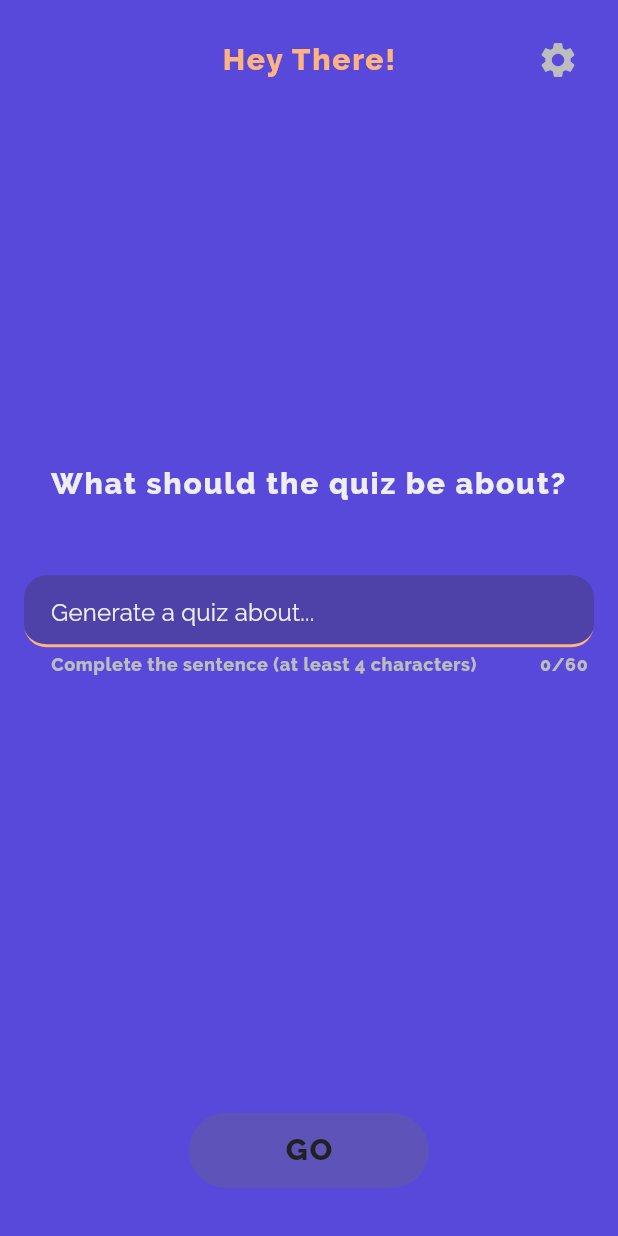
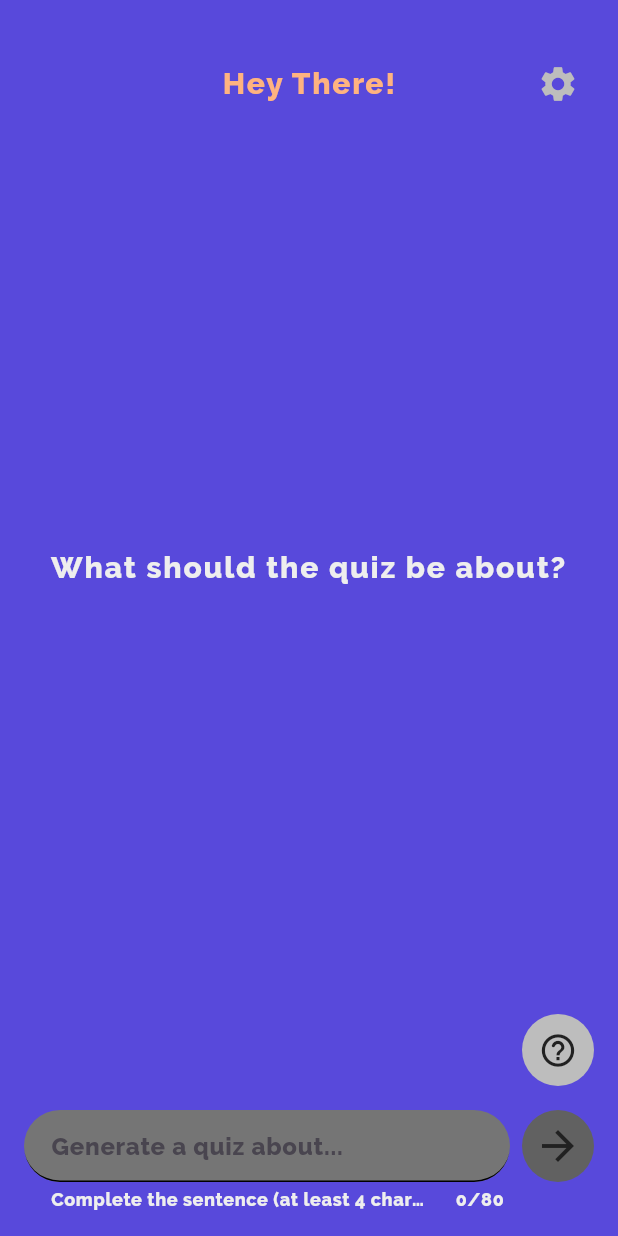
Before and after one commit to filippefrulli/millennio, a Flutter app: the MainMenuPage screen opened by its route, on a phone screen of 412 x 824 dp. Run offline on Flutter 3.47's test engine with Material 3 defaults, Android fonts, the phone set to English and light mode, and no system bars; drawn by our look-alikes of delayed_display, oktoast; our stand-ins replace easy_localization, fluttertoast, loading_animation_widget, share_plus, shared_preferences; missing offline and left inert: chat_gpt_sdk; accounts and stored records are empty.

Commit message:
UI improvements

```diff
--- a/assets/translations/en-US.json
+++ b/assets/translations/en-US.json
@@ -12,7 +12,7 @@
     "generating": "Generating quiz items",
 
     "prompt_1": "Your task is to generate 10 quiz items, where a quiz item is composed by a question and a year as an answer, in the format \"question y:year,, question y:year etc\" in one line and not as a numbered list Here is an exmple: Fall of the Roman Empire of the West y:476,, The eruption of Mount Vesuvius buried the cities of Pompeii and Herculaneum in volcanic ash and rock. y:79. The question should always refer to the year in which that thing happened. Generate the quiz about ",
-    "prompt_2": ". Do not number the response items!!. Do not formulate the questions like \"When did X happen\" but rather \"X happened\"",
+    "prompt_2": ". Do not number the response items!!",
 
     "need_inspiration": "Need inspiration? \nHere are some example queries",
     "example_1": "• the Roman Empire",
--- a/lib/pages/main_menu_page.dart
+++ b/lib/pages/main_menu_page.dart
@@ -4,7 +4,6 @@ import 'package:chat_gpt_sdk/chat_gpt_sdk.dart';
 import 'package:delayed_display/delayed_display.dart';
 import 'package:easy_localization/easy_localization.dart';
 import 'package:flutter/material.dart';
-import 'package:loading_animation_widget/loading_animation_widget.dart';
 import 'package:millennio/pages/quiz_page.dart';
 import 'package:millennio/widgets/toast_widget.dart';
 import 'package:oktoast/oktoast.dart';
@@ -29,17 +28,14 @@ class _MainMenuPageState extends State<MainMenuPage> {
   bool isLongEnough = false;
   bool isValidQuery = false;
   bool enableLoading = false;
-  bool hideExample = false;
 
   bool noInternet = false;
-  int typeIsMovie = 0; //0 = movie 1 = show
 
   @override
   void initState() {
     super.initState();
     _controller.addListener(checkLength);
     _controller.text = '';
-    hideExample = false;
   }
 
   @override
@@ -63,36 +59,42 @@ class _MainMenuPageState extends State<MainMenuPage> {
         padding: const EdgeInsets.symmetric(horizontal: 16),
         child: Column(
           children: [
-            const SizedBox(height: 16),
+            const SizedBox(height: 32),
             topBar(),
             Expanded(
-              flex: 2,
               child: Container(),
             ),
             description(),
-            Align(
+            Expanded(
+              child: Container(),
+            ),
+            examplesWidget(),
+            const SizedBox(height: 16),
+            promptInput(),
+            const SizedBox(height: 16),
+          ],
+        ),
+      ),
+    );
+  }
+
+  Widget examplesWidget() {
+    return Align(
       alignment: Alignment.centerRight,
+      child: Container(
+        decoration: BoxDecoration(
+          color: Colors.grey[400],
+          borderRadius: BorderRadius.circular(25),
+        ),
         child: IconButton(
           icon: Icon(
             Icons.help_outline_rounded,
-                  color: Theme.of(context).primaryColor,
+            color: Colors.grey[900],
             size: 26,
           ),
           onPressed: () {
             showExamples();
           },
-              ),
-            ),
-            const SizedBox(height: 2),
-            promptInput(),
-            const SizedBox(height: 16),
-            Expanded(
-              flex: 2,
-              child: Container(),
-            ),
-            goButton(),
-            const SizedBox(height: 32),
-          ],
         ),
       ),
     );
@@ -149,90 +151,70 @@ class _MainMenuPageState extends State<MainMenuPage> {
   }
 
   Widget promptInput() {
-    return SizedBox(
-      height: 80,
+    return Row(
+      crossAxisAlignment: CrossAxisAlignment.start,
+      mainAxisSize: MainAxisSize.min,
+      children: [
+        SizedBox(
+          width: MediaQuery.of(context).size.width - 88,
           child: TextField(
             autofocus: false,
-        maxLength: 60,
             showCursor: true,
-        maxLines: 1,
+            maxLength: 80,
+            maxLines: 3,
             minLines: 1,
             controller: _controller,
-        cursorColor: Theme.of(context).focusColor,
-        style: Theme.of(context).textTheme.titleMedium,
-        decoration: InputDecoration(
-          filled: true,
-          fillColor: Theme.of(context).primaryColorDark,
-          helperText: "complete_sentence".tr(),
-          hintText: "generate_a_quiz".tr(),
-          prefixStyle: Theme.of(context).textTheme.displaySmall!.copyWith(fontSize: 12),
-          suffixText: "",
-          helperStyle: TextStyle(
-            color: Colors.grey[400],
-            fontSize: 12,
-          ),
-          hintStyle: TextStyle(
+            cursorColor: Colors.orange,
+            style: TextStyle(
               color: Colors.grey[200],
               fontSize: 16,
             ),
+            decoration: InputDecoration(
+              filled: true,
+              fillColor: Colors.grey[600],
+              helperText: "complete_sentence".tr(),
+              hintText: "generate_a_quiz".tr(),
+              helperStyle: TextStyle(
+                color: Colors.grey[200],
+                fontSize: 12,
+              ),
               contentPadding: const EdgeInsets.only(left: 14.0, bottom: 10.0, top: 10.0),
               focusedBorder: OutlineInputBorder(
-            borderSide: BorderSide(color: Theme.of(context).focusColor, width: 2.0),
-            borderRadius: BorderRadius.circular(15),
+                borderRadius: BorderRadius.circular(25),
               ),
               enabledBorder: UnderlineInputBorder(
-            borderSide: BorderSide(color: Theme.of(context).focusColor, width: 2.0),
-            borderRadius: BorderRadius.circular(15),
+                borderRadius: BorderRadius.circular(25),
               ),
             ),
           ),
+        ),
+        const SizedBox(
+          width: 8,
+        ),
+        goButton(),
+      ],
     );
   }
 
   Widget goButton() {
-    return Padding(
-      padding: const EdgeInsets.only(top: 16),
-      child: Row(
-        children: [
-          Expanded(
-            child: Container(),
+    return Container(
+      height: 48,
+      width: 48,
+      decoration: BoxDecoration(
+        color: isLongEnough ? Colors.orange : Colors.grey[700],
+        borderRadius: BorderRadius.circular(50),
       ),
-          TextButton(
-            style: TextButton.styleFrom(
-              padding: const EdgeInsets.all(0),
-            ),
+      child: Center(
+        child: IconButton(
           onPressed: () async {
             goButtonPressed();
           },
-            child: Container(
-              height: 50,
-              width: 160,
-              decoration: BoxDecoration(
-                borderRadius: const BorderRadius.all(
-                  Radius.circular(25),
-                ),
-                color: isLongEnough ? Theme.of(context).focusColor : const Color.fromRGBO(107, 107, 107, 0.3),
-              ),
-              child: Center(
-                child: enableLoading
-                    ? LoadingAnimationWidget.threeArchedCircle(
-                        color: Colors.grey[900]!,
-                        size: 30,
-                      )
-                    : Text(
-                        "go".tr(),
-                        style: TextStyle(
-                          fontSize: 20,
+          icon: Icon(
+            Icons.arrow_forward,
+            size: 32,
             color: Colors.grey[900],
           ),
         ),
-              ),
-            ),
-          ),
-          Expanded(
-            child: Container(),
-          ),
-        ],
       ),
     );
   }
--- a/lib/pages/quiz_page.dart
+++ b/lib/pages/quiz_page.dart
@@ -132,7 +132,7 @@ class _QuizPageState extends State<QuizPage> {
               : Container(),
 
           Expanded(
-            flex: 1,
+            flex: 2,
             child: showAnswer ? okButton(quizItem.year) : answerBox(),
           ),
           Expanded(
@@ -368,6 +368,8 @@ class _QuizPageState extends State<QuizPage> {
       fetchingQuestions = true;
     });
 
+    print(response);
+
     List<QuizItem> quizItemList = [];
 
     List<String> responseItems = response.split(',,');
```
Also changed, not shown: pubspec.lock, 2 other files. Lines whose indentation alone changed are shown as unchanged.
